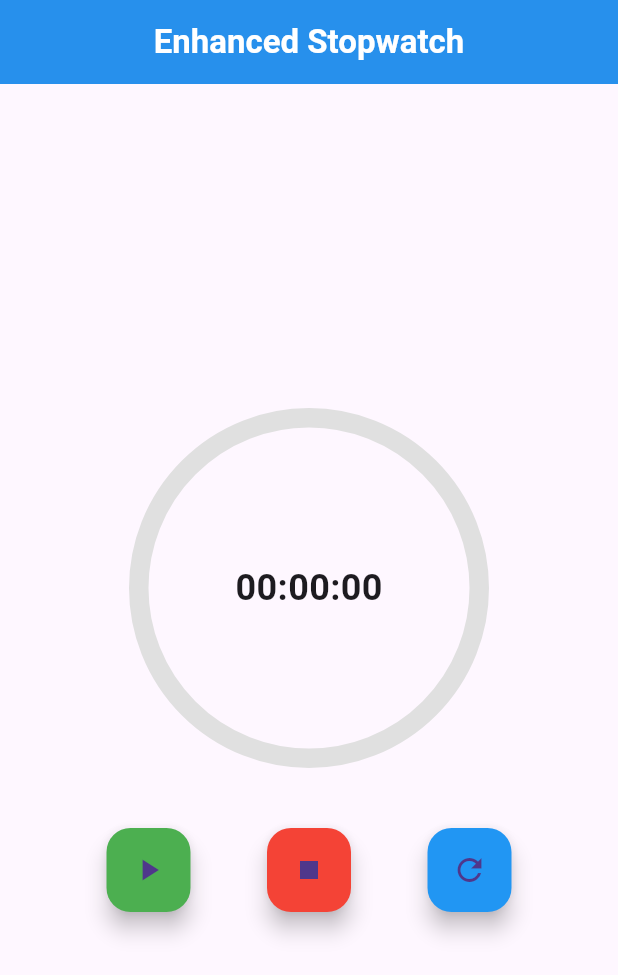
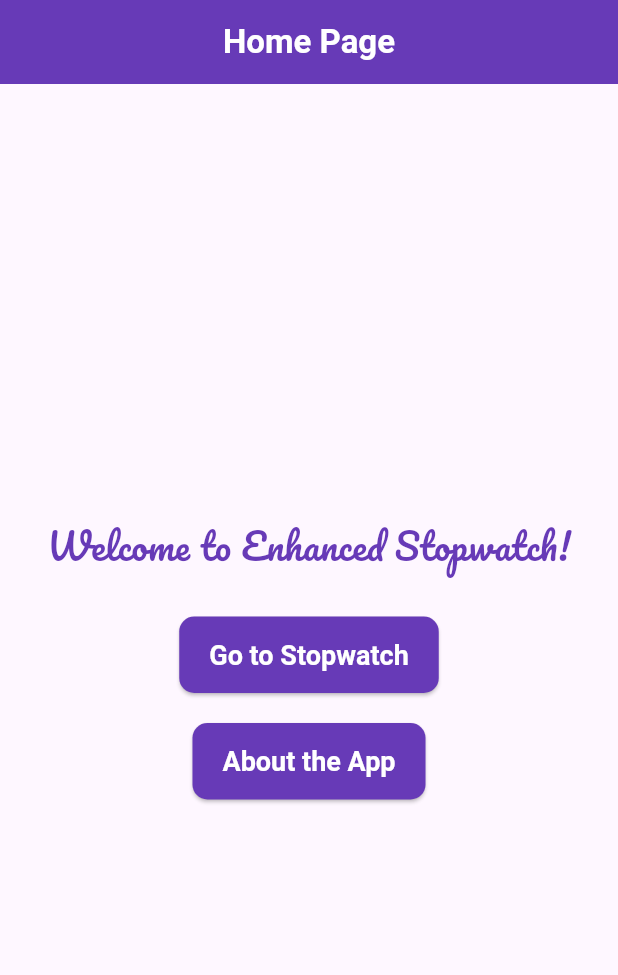
Before and after one commit to SirMahmoudElshahat/stop_watch, a Flutter app: the screen it shows after launch, on a phone screen of 412 x 824 dp. Shown: the top 975 px of the screen. Run offline on Flutter 3.47's test engine with Material 3 defaults, Android fonts, the phone set to English and light mode, and no system bars; drawn by our look-alikes of percent_indicator; our stand-ins replace google_fonts.

```diff
--- a/lib/main.dart
+++ b/lib/main.dart
@@ -1,6 +1,7 @@
 import 'package:flutter/material.dart';
-import 'package:percent_indicator/percent_indicator.dart';
-import 'dart:async';
+import 'package:google_fonts/google_fonts.dart';
+import 'stopwatch_screen.dart';
+import 'about_screen.dart';
 
 void main() {
   runApp(const MyApp());
@@ -11,123 +12,94 @@ class MyApp extends StatelessWidget {
 
   @override
   Widget build(BuildContext context) {
-    return MaterialApp(
+    return const MaterialApp(
       debugShowCheckedModeBanner: false,
       title: 'Enhanced Stopwatch',
-      theme: ThemeData(
-        primarySwatch: Colors.blue,
-      ),
-      home: const StopwatchScreen(),
+      home: HomePage(),
     );
   }
 }
 
-class StopwatchScreen extends StatefulWidget {
-  const StopwatchScreen({super.key});
-
-  @override
-  State<StopwatchScreen> createState() => _StopwatchScreenState();
-}
-
-class _StopwatchScreenState extends State<StopwatchScreen> {
-  final Stopwatch _stopwatch = Stopwatch();
-  Timer? _timer;
-  String _elapsedTime = "00:00:00";
-
-  void _startStopwatch() {
-    if (!_stopwatch.isRunning) {
-      _stopwatch.start();
-      _timer = Timer.periodic(const Duration(milliseconds: 100), _updateTime);
-    }
-  }
-
-  void _stopStopwatch() {
-    if (_stopwatch.isRunning) {
-      _stopwatch.stop();
-      _timer?.cancel();
-    }
-  }
-
-  void _resetStopwatch() {
-    _stopwatch.reset();
-    _updateTime(null);
-  }
-
-  void _updateTime(Timer? timer) {
-    final int milliseconds = _stopwatch.elapsedMilliseconds;
-    final int hundreds = (milliseconds / 10).truncate();
-    final int seconds = (hundreds / 100).truncate();
-    final int minutes = (seconds / 60).truncate();
-
-    setState(() {
-      _elapsedTime =
-          "${minutes.toString().padLeft(2, '0')} : ${(seconds % 60).toString().padLeft(2, '0')} : ${(hundreds % 100).toString().padLeft(2, '0')}";
-    });
-  }
+class HomePage extends StatelessWidget {
+  const HomePage({super.key});
 
   @override
   Widget build(BuildContext context) {
     return Scaffold(
       appBar: AppBar(
-        backgroundColor: Colors.blue,
-        title: const Text(
-          "Enhanced Stopwatch",
-          style: TextStyle(
+        title: Text(
+          'Home Page',
+          style: GoogleFonts.roboto(
+            fontWeight: FontWeight.bold,
+            fontSize: 22,
             color: Colors.white,
-            fontWeight: FontWeight.bold,
           ),
         ),
         centerTitle: true,
-        elevation: 4,
+        backgroundColor: Colors.deepPurple,
       ),
-      body: Padding(
-        padding: const EdgeInsets.all(20.0),
+      body: Center(
         child: Column(
           mainAxisAlignment: MainAxisAlignment.center,
           children: [
-            CircularPercentIndicator(
-              radius: 120.0,
-              lineWidth: 13.0,
-              percent:
-                  (_stopwatch.elapsedMilliseconds % 60000 / 60000).toDouble(),
-              center: Text(
-                _elapsedTime,
-                style:
-                    const TextStyle(fontSize: 24, fontWeight: FontWeight.bold),
+            Text(
+              'Welcome to Enhanced Stopwatch!',
+              style: GoogleFonts.pacifico(
+                fontSize: 24,
+                color: Colors.deepPurple,
               ),
-              progressColor: Colors.blue,
-              backgroundColor: Colors.grey.shade300,
+              textAlign: TextAlign.center,
             ),
-            const SizedBox(height: 40),
-            Row(
-              mainAxisAlignment: MainAxisAlignment.spaceEvenly,
-              children: [
-                FloatingActionButton(
-                  onPressed: _startStopwatch,
-                  backgroundColor: Colors.green,
-                  child: const Icon(Icons.play_arrow),
+            const SizedBox(height: 30),
+            ElevatedButton(
+              onPressed: () {
+                Navigator.push(
+                  context,
+                  MaterialPageRoute(
+                      builder: (context) => const StopwatchScreen()),
+                );
+              },
+              style: ElevatedButton.styleFrom(
+                backgroundColor: Colors.deepPurple,
+                foregroundColor: Colors.white,
+                padding:
+                    const EdgeInsets.symmetric(horizontal: 20, vertical: 15),
+                textStyle: GoogleFonts.roboto(
+                  fontSize: 18,
+                  fontWeight: FontWeight.bold,
                 ),
-                FloatingActionButton(
-                  onPressed: _stopStopwatch,
-                  backgroundColor: Colors.red,
-                  child: const Icon(Icons.stop),
+                shape: RoundedRectangleBorder(
+                  borderRadius: BorderRadius.circular(10),
                 ),
-                FloatingActionButton(
-                  onPressed: _resetStopwatch,
-                  backgroundColor: Colors.blue,
-                  child: const Icon(Icons.refresh),
+              ),
+              child: const Text('Go to Stopwatch'),
+            ),
+            const SizedBox(height: 20),
+            ElevatedButton(
+              onPressed: () {
+                Navigator.push(
+                  context,
+                  MaterialPageRoute(builder: (context) => const AboutScreen()),
+                );
+              },
+              style: ElevatedButton.styleFrom(
+                backgroundColor: Colors.deepPurple,
+                foregroundColor: Colors.white,
+                padding:
+                    const EdgeInsets.symmetric(horizontal: 20, vertical: 15),
+                textStyle: GoogleFonts.roboto(
+                  fontSize: 18,
+                  fontWeight: FontWeight.bold,
                 ),
-              ],
+                shape: RoundedRectangleBorder(
+                  borderRadius: BorderRadius.circular(10),
+                ),
+              ),
+              child: const Text('About the App'),
             ),
           ],
         ),
       ),
     );
   }
-
-  @override
-  void dispose() {
-    _timer?.cancel();
-    super.dispose();
-  }
 }
--- a/pubspec.yaml
+++ b/pubspec.yaml
@@ -36,6 +36,7 @@ dependencies:
   # Use with the CupertinoIcons class for iOS style icons.
   cupertino_icons: ^1.0.8
   percent_indicator: ^4.2.4
+  google_fonts: ^6.2.1
 
 dev_dependencies:
   flutter_test:
```
Also changed, not shown: lib/about_screen.dart (added, +59 -0 lines), lib/stopwatch_screen.dart (added, +116 -0 lines), pubspec.lock, 1 other file.
